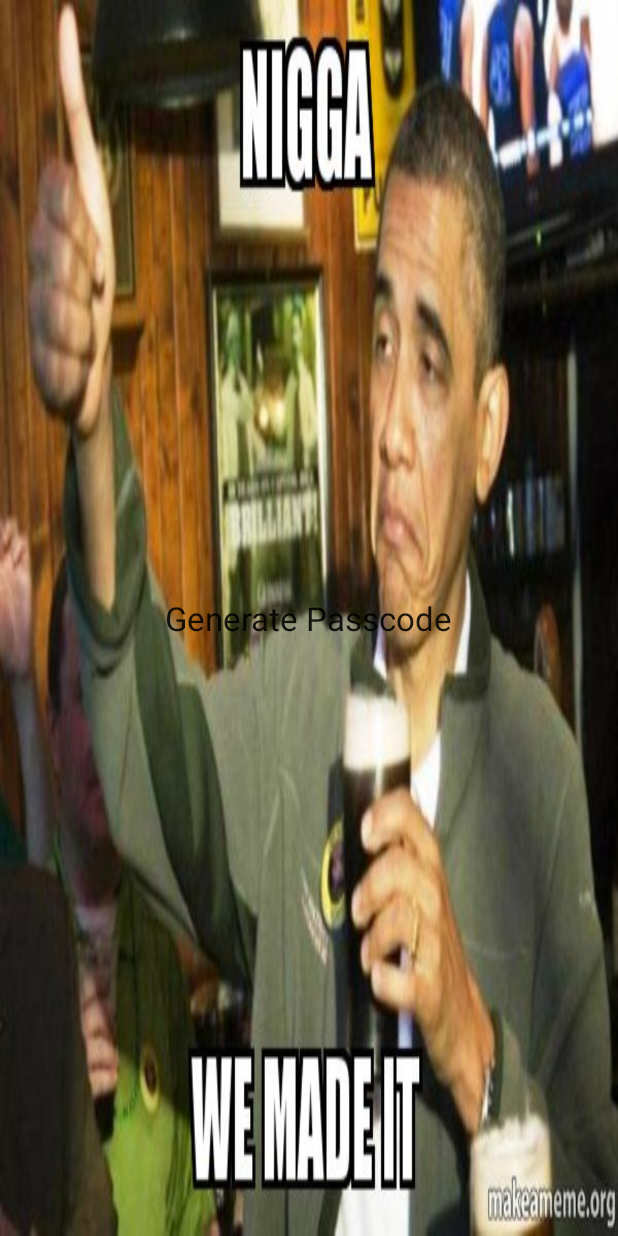
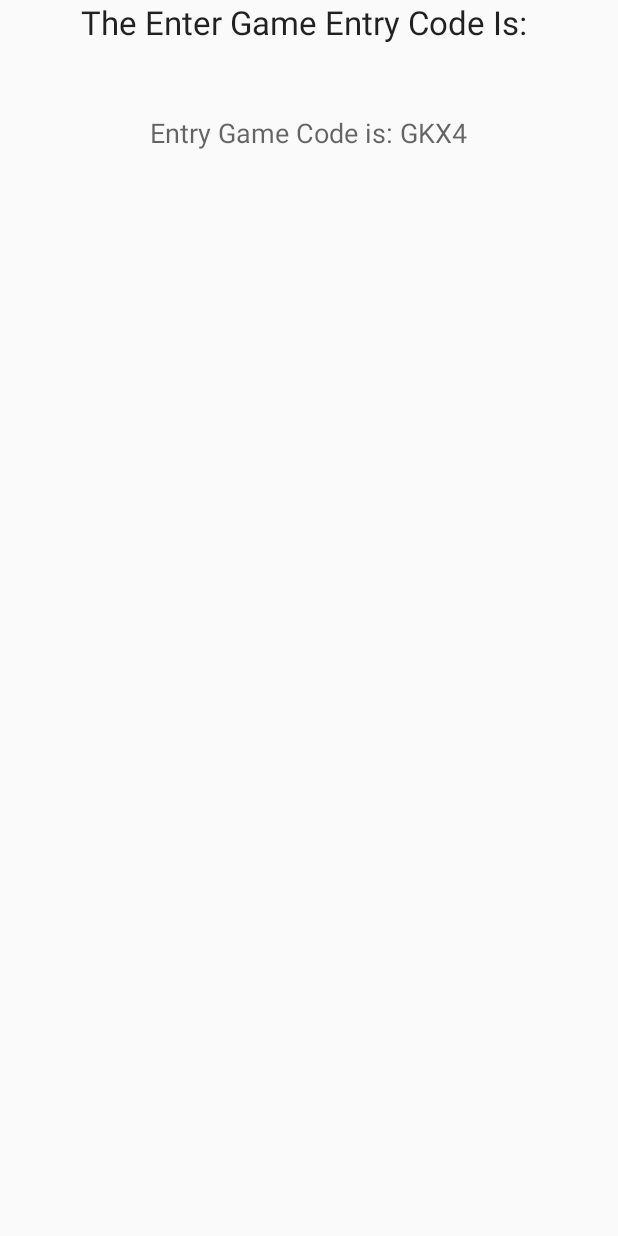
Before and after one commit to ucsdCSE110wi16/CSE110W260T3, an Android app: the StartGameActivity screen opened directly, with no data from a screen before it, on a phone screen of 412 x 824 dp. Run offline under Robolectric (Android 15) with nearby library versions, the phone set to English and light mode, and no system bars.

Commit message:
added the random game generator page in StartGameActivity, need to push gameCode and value to firebase

```diff
--- a/Mafia/app/src/main/java/cse110winter2015group3/mafia/StartGameActivity.java
+++ b/Mafia/app/src/main/java/cse110winter2015group3/mafia/StartGameActivity.java
@@ -1,16 +1,60 @@
 package cse110winter2015group3.mafia;
 
+import android.app.Fragment;
+import android.content.Intent;
 import android.os.Bundle;
 import android.support.v7.app.AppCompatActivity;
-import android.support.v7.widget.Toolbar;
+import android.view.LayoutInflater;
+import android.view.MenuItem;
 import android.view.View;
+import android.view.ViewGroup;
+import android.widget.Button;
+import android.widget.TextView;
 
-public class StartGameActivity extends AppCompatActivity {
+import java.util.Random;
 
+
+/**
+ * Created by aneeshnatarajan on 2/6/16.
+ */
+public class StartGameActivity extends AppCompatActivity{
+    public String gameCode = "";
     @Override
     protected void onCreate(Bundle savedInstanceState) {
         super.onCreate(savedInstanceState);
         setContentView(R.layout.activity_start_game);
+        final String alphabet = "0123456789ABCDEFGHIJKLMNOPQRSTUVWXYZ";
+        final int length = alphabet.length();
+        StringBuilder code = new StringBuilder();
+        Random r = new Random();
+        for (int i = 0; i < 4; i++) {
+            int index = r.nextInt(length);
+            code.append(alphabet.charAt(index));
+        }
+        String output = "Entry Game Code is: " + code;
+        gameCode = output;
+
+        TextView txtView;
+        txtView = (TextView)findViewById(R.id.textView4);
+        txtView.setText(output);
+
+
     }
 
-}
+    @Override
+    public boolean onOptionsItemSelected(MenuItem item) {
+        // Handle app bar item clicks here. The app bar
+        // automatic,ally handles clicks on the Home/Up button, so long
+        // as you specify a parent activity in AndroidManifest.xml.
+        int id = item.getItemId();
+        if (id == R.id.action_settings) {
+            return true;
+        }
+        return super.onOptionsItemSelected(item);
+    }
+
+
+
+
+
+};
--- a/Mafia/app/src/main/res/layout/activity_start_game.xml
+++ b/Mafia/app/src/main/res/layout/activity_start_game.xml
@@ -1,23 +1,36 @@
 <?xml version="1.0" encoding="utf-8"?>
-<RelativeLayout xmlns:android="http://schemas.android.com/apk/res/android"
-    xmlns:app="http://schemas.android.com/apk/res-auto"
-    xmlns:tools="http://schemas.android.com/tools"
-    android:layout_width="match_parent"
+<LinearLayout xmlns:android="http://schemas.android.com/apk/res/android"
+    android:orientation="vertical" android:layout_width="match_parent"
     android:layout_height="match_parent"
-    android:paddingBottom="@dimen/activity_vertical_margin"
-    android:paddingLeft="@dimen/activity_horizontal_margin"
-    android:paddingRight="@dimen/activity_horizontal_margin"
-    android:paddingTop="@dimen/activity_vertical_margin"
-    app:layout_behavior="@string/appbar_scrolling_view_behavior"
-    tools:context="cse110winter2015group3.mafia.StartGameActivity"
-    android:background="@drawable/aye">
+    android:weightSum="1">
+
+    <TextView
+        android:layout_width="wrap_content"
+        android:layout_height="76dp"
+        android:text="The Enter Game Entry Code Is: "
+        android:id="@+id/textView3"
+        android:layout_gravity="center_horizontal"
+        android:textAppearance="?android:attr/textAppearanceLarge" />
 
     <TextView
         android:layout_width="wrap_content"
         android:layout_height="wrap_content"
-        android:textAppearance="?android:attr/textAppearanceLarge"
-        android:text="Generate Passcode"
-        android:id="@+id/textView"
-        android:layout_centerVertical="true"
-        android:layout_centerHorizontal="true" />
-</RelativeLayout>
+        android:textAppearance="?android:attr/textAppearanceMedium"
+        android:id="@+id/textView4"
+        android:layout_gravity="center_horizontal" />
+
+    <ImageView
+        android:layout_width="wrap_content"
+        android:layout_height="match_parent"
+        android:id="@+id/imageView"/>
+
+    <GridView
+        android:layout_width="wrap_content"
+        android:layout_height="match_parent"
+        android:id="@+id/gridView"
+        android:numColumns="3"
+        android:choiceMode="multipleChoice" />
+
+    <requestFocus/>
+
+</LinearLayout>
```
Also changed, not shown: 1 other file.
